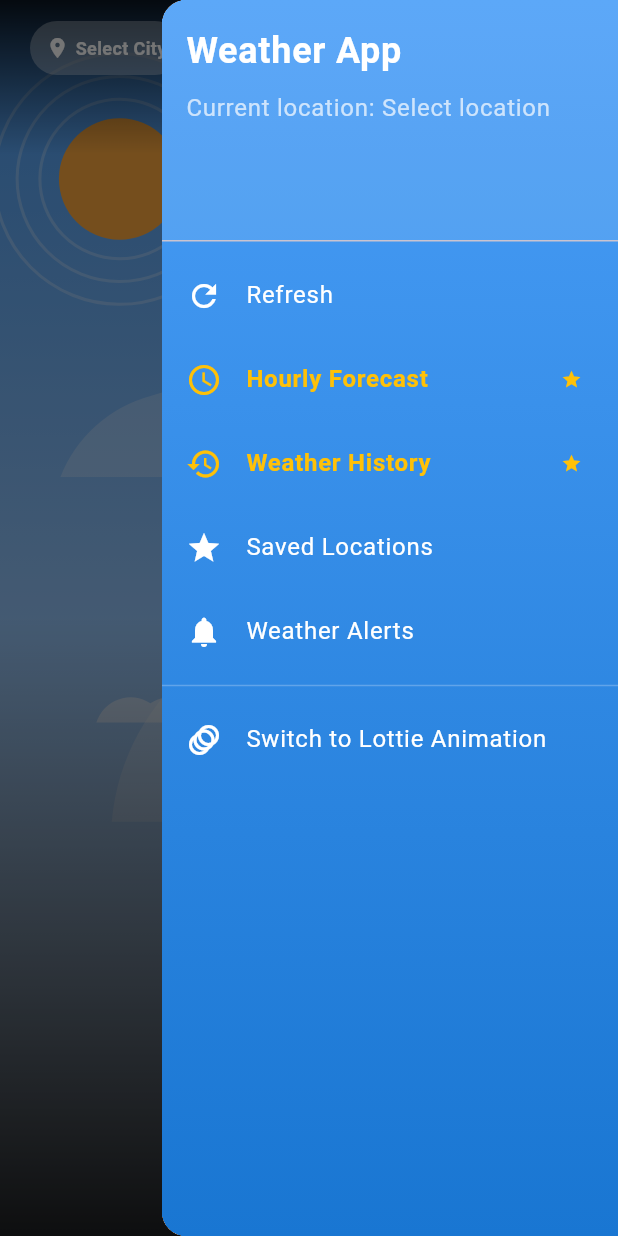
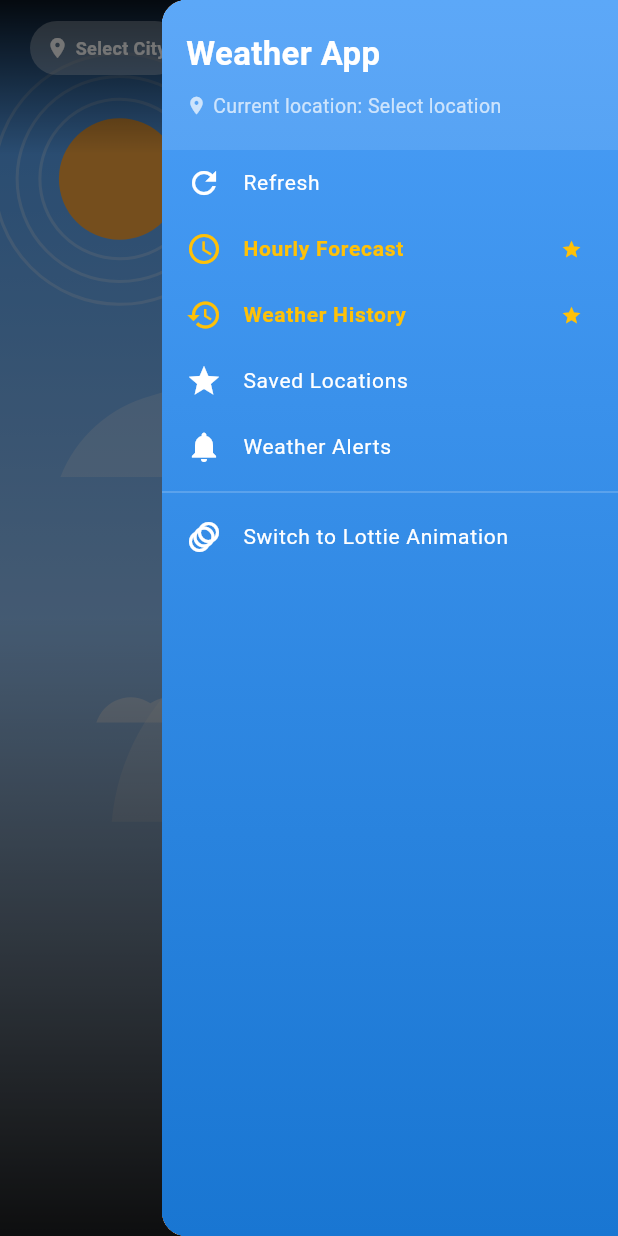
Before and after one commit to DysnomiaBorealis/weather_app_tomorrow, a Flutter app: the CurrentWeatherPage screen opened directly, with the side drawer open, on a phone screen of 412 x 824 dp. Run offline on Flutter 3.47's test engine with Material 3 defaults, Android fonts, the phone set to English and light mode, and no system bars; our stand-ins replace dartz, equatable, extended_image, flutter_bloc, flutter_local_notifications, get_it and 5 more; missing offline and left inert: d_view; accounts and stored records are empty; Roboto replaces fonts that are missing (Overpass).

Commit message:
Adjusted the padding

```diff
--- a/lib/features/weather/presentation/pages/current_weather_page.dart
+++ b/lib/features/weather/presentation/pages/current_weather_page.dart
@@ -1157,12 +1157,12 @@ class _CurrentWeatherPageState extends State<CurrentWeatherPage>
     );
   }
 
-  // New method for weather metrics with transparent backgrounds
+  // New method for weather metrics with transparent backgrounds - Modified for responsiveness
   Widget _buildWeatherMetrics(dynamic weather) {
     return Column(
       crossAxisAlignment: CrossAxisAlignment.start,
       children: [
-        // First row of metrics
+        // First row of metrics - Using FittedBox to prevent overflow
         Row(
           children: [
             Expanded(
@@ -1172,7 +1172,7 @@ class _CurrentWeatherPageState extends State<CurrentWeatherPage>
                 Icons.water_drop_outlined,
               ),
             ),
-            const SizedBox(width: 10),
+            const SizedBox(width: 8), // Reduced from 10 to 8
             Expanded(
               child: _buildMetricTile(
                 'Wind',
@@ -1180,39 +1180,36 @@ class _CurrentWeatherPageState extends State<CurrentWeatherPage>
                 Icons.air,
               ),
             ),
-            const SizedBox(width: 10),
+            const SizedBox(width: 8), // Reduced from 10 to 8
             Expanded(
               child: _buildMetricTile(
                 'Pressure',
-                '${NumberFormat.currency(
-                  decimalDigits: 0,
-                  symbol: '',
-                ).format(weather.pressureSurfaceLevel)}hPa',
+                '${NumberFormat.compact().format(weather.pressureSurfaceLevel)}hPa', // Using compact format
                 Icons.compress,
               ),
             ),
           ],
         ),
-        const SizedBox(height: 10),
+        const SizedBox(height: 8), // Reduced from 10 to 8
         // Second row with "Feels Like" and other metrics
         Row(
           children: [
             Expanded(
               child: _buildMetricTile(
                 'Feels Like',
-                '${(weather.temperature - 2).round()}°C', // Approximation for demo
+                '${(weather.temperature - 2).round()}°',  // Shorter text
                 Icons.thermostat,
               ),
             ),
-            const SizedBox(width: 10),
+            const SizedBox(width: 8), // Reduced from 10 to 8
             Expanded(
               child: _buildMetricTile(
                 'UV Index',
-                'Moderate',
+                'Mod',  // Shorter text
                 Icons.sunny,
               ),
             ),
-            const SizedBox(width: 10),
+            const SizedBox(width: 8), // Reduced from 10 to 8
             Expanded(
               child: _buildMetricTile(
                 'Visibility',
@@ -1226,10 +1223,10 @@ class _CurrentWeatherPageState extends State<CurrentWeatherPage>
     );
   }
 
-  // Helper method for metric tiles with transparent background
+  // Helper method for metric tiles with transparent background - Modified to prevent overflow
   Widget _buildMetricTile(String title, String value, IconData icon) {
     return Container(
-      padding: const EdgeInsets.symmetric(vertical: 12, horizontal: 10),
+      padding: const EdgeInsets.symmetric(vertical: 10, horizontal: 6), // Reduced horizontal padding
       decoration: BoxDecoration(
         color: Colors.white.withOpacity(0.2),
         borderRadius: BorderRadius.circular(15),
@@ -1239,25 +1236,35 @@ class _CurrentWeatherPageState extends State<CurrentWeatherPage>
         children: [
           Row(
             children: [
-              Icon(icon, color: Colors.white70, size: 16),
-              const SizedBox(width: 4),
-              Text(
-                title.toUpperCase(),
-                style: const TextStyle(
-                  fontSize: 11,
-                  color: Colors.white70,
-                  fontWeight: FontWeight.w500,
+              Icon(icon, color: Colors.white70, size: 14), // Reduced from 16 to 14
+              const SizedBox(width: 2), // Reduced from 4 to 2
+              Expanded(  // Added Expanded to prevent overflow
+                child: FittedBox(  // Added FittedBox to scale text if needed
+                  fit: BoxFit.scaleDown,
+                  alignment: Alignment.centerLeft,
+                  child: Text(
+                    title.toUpperCase(),
+                    style: const TextStyle(
+                      fontSize: 10, // Reduced from 11
+                      color: Colors.white70,
+                      fontWeight: FontWeight.w500,
+                    ),
+                  ),
                 ),
               ),
             ],
           ),
           const SizedBox(height: 4),
-          Text(
-            value,
-            style: const TextStyle(
-              fontSize: 16,
-              color: Colors.white,
-              fontWeight: FontWeight.bold,
+          FittedBox(  // Added FittedBox for value text
+            fit: BoxFit.scaleDown,
+            alignment: Alignment.centerLeft,
+            child: Text(
+              value,
+              style: const TextStyle(
+                fontSize: 14, // Reduced from 16
+                color: Colors.white,
+                fontWeight: FontWeight.bold,
+              ),
             ),
           ),
         ],
@@ -1494,7 +1501,7 @@ class _CurrentWeatherPageState extends State<CurrentWeatherPage>
     );
   }
 
-  // Build drawer menu (with hourly and history still included but visually marked when active)
+  // Build drawer menu - Fixed bottom overflow
   Widget _buildDrawer() {
     return Drawer(
       child: Container(
@@ -1506,25 +1513,31 @@ class _CurrentWeatherPageState extends State<CurrentWeatherPage>
           ),
         ),
         child: SafeArea(
+          bottom: true, // Ensure safe area at bottom
           child: ListView(
-            padding: EdgeInsets.zero,
+            padding: EdgeInsets.only(
+              bottom: MediaQuery.of(context).padding.bottom + 16, // Add extra bottom padding
+            ),
             children: [
-              DrawerHeader(
+              // Replace DrawerHeader with custom container for more flexibility
+              Container(
+                padding: const EdgeInsets.symmetric(horizontal: 16, vertical: 20),
                 decoration: BoxDecoration(
                   color: Colors.white.withOpacity(0.1),
                 ),
                 child: Column(
                   crossAxisAlignment: CrossAxisAlignment.start,
+                  mainAxisSize: MainAxisSize.min, // Allow container to size to content
                   children: [
                     const Text(
                       'Weather App',
                       style: TextStyle(
                         color: Colors.white,
-                        fontSize: 24,
+                        fontSize: 22, // Slightly smaller font
                         fontWeight: FontWeight.bold,
                       ),
                     ),
-                    const SizedBox(height: 8),
+                    const SizedBox(height: 10),
                     BlocBuilder<CurrentWeatherBloc, CurrentWeatherState>(
                       builder: (context, state) {
                         String cityName = 'Select location';
@@ -1532,11 +1545,26 @@ class _CurrentWeatherPageState extends State<CurrentWeatherPage>
                             state.data.cityName != null) {
                           cityName = state.data.cityName!;
                         }
-                        return Text(
-                          'Current location: $cityName',
-                          style: const TextStyle(
-                            color: Colors.white70,
-                          ),
+                        return Row(
+                          children: [
+                            const Icon(
+                              Icons.location_on,
+                              color: Colors.white70,
+                              size: 14,
+                            ),
+                            const SizedBox(width: 4),
+                            Expanded(
+                              child: Text(
+                                'Current location: $cityName',
+                                style: const TextStyle(
+                                  color: Colors.white70,
+                                  fontSize: 13, // Smaller font size
+                                ),
+                                overflow: TextOverflow.ellipsis, // Handle text overflow
+                                maxLines: 1, // Limit to one line
+                              ),
+                            ),
+                          ],
                         );
                       },
                     ),
@@ -1544,7 +1572,7 @@ class _CurrentWeatherPageState extends State<CurrentWeatherPage>
                 ),
               ),
 
-              // Drawer items - keeping hourly and history buttons for consistency
+              // ...existing code for drawer items...
               _buildDrawerItem(
                 title: 'Refresh',
                 icon: Icons.refresh,
@@ -1615,18 +1643,21 @@ class _CurrentWeatherPageState extends State<CurrentWeatherPage>
     bool isHighlighted = false,
   }) {
     return ListTile(
+      dense: true, // Make the tile more compact
+      visualDensity: const VisualDensity(horizontal: -1, vertical: -1), // Reduce the visual density
       leading: Icon(icon, color: isHighlighted ? Colors.amber : Colors.white),
       title: Text(
         title,
         style: TextStyle(
           color: isHighlighted ? Colors.amber : Colors.white,
           fontWeight: isHighlighted ? FontWeight.bold : FontWeight.normal,
+          fontSize: 14, // Slightly smaller font
         ),
+        overflow: TextOverflow.ellipsis, // Ensure text doesn't overflow
       ),
       onTap: onTap,
       hoverColor: Colors.white.withOpacity(0.1),
       tileColor: Colors.transparent,
-      // Show a subtle indicator for buttons that are also in the header
       trailing: isHighlighted
           ? const Icon(Icons.star, color: Colors.amber, size: 14)
           : null,
```
